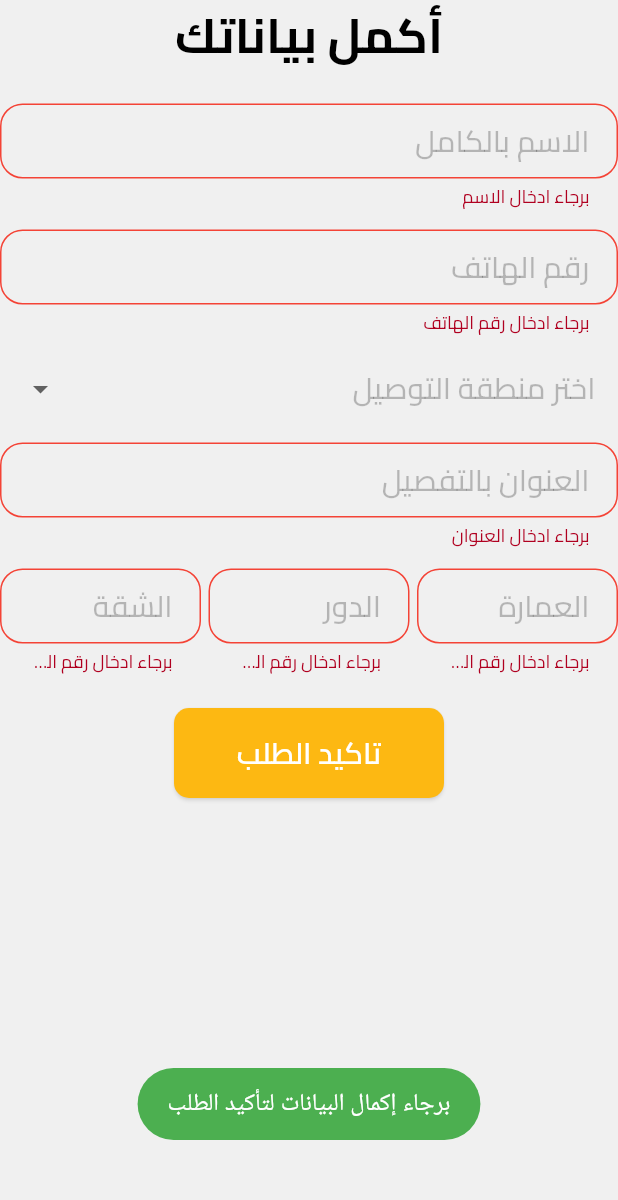
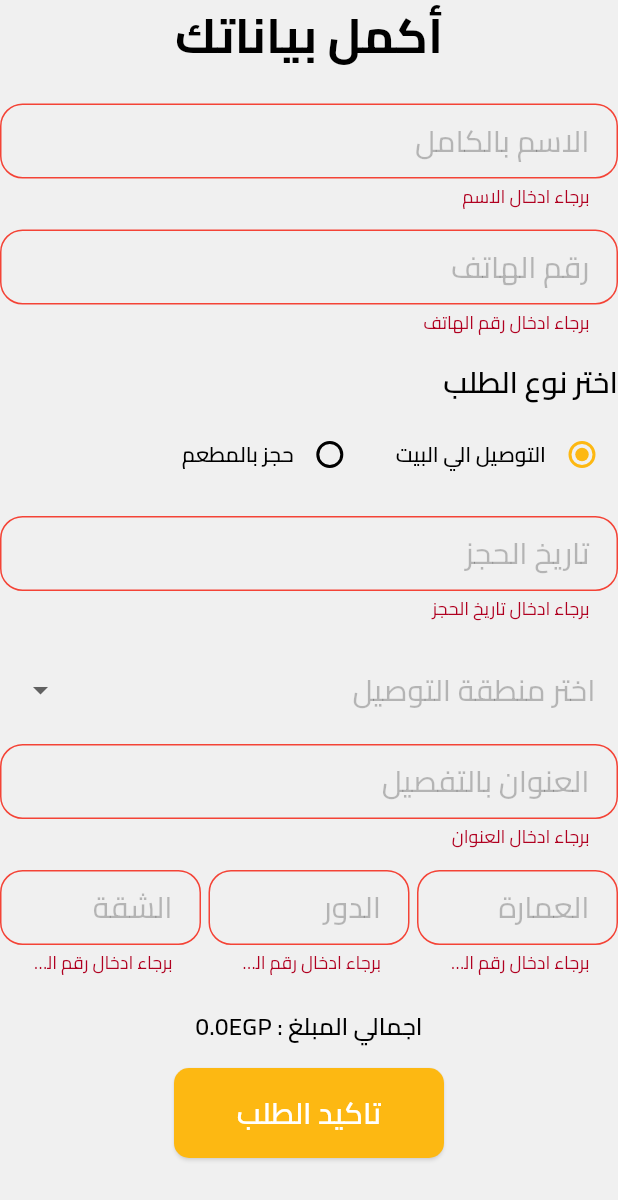
Before and after one commit to tsquare-alex/hadramout, a Flutter app: the BuildConfirmOrder widget shown alone on an empty page, opened directly, after a tap on "تاكيد الطلب", on a phone screen of 412 x 824 dp. Shown: the top 1200 px of the screen. Run offline on Flutter 3.47's test engine with Material 3 defaults, Android fonts, the phone set to English and light mode, and no system bars; our stand-ins replace bloc, cloud_firestore, equatable, firebase_auth, firebase_core, flutter_bloc and 10 more; missing offline and left inert: flutter_rounded_date_picker; accounts and stored records are empty; network calls fail.

Commit message:
cart =>edit add order and cartView

```diff
--- a/lib/core/common/models/client.dart
+++ b/lib/core/common/models/client.dart
@@ -4,8 +4,8 @@ class ClientModel extends Equatable {
   final String uid;
   final String name;
   final int number;
-  final String address;
-  final String building;
+  final String? address;
+  final String? building;
   final String? floor;
   final String? apartment;
 
@@ -13,8 +13,8 @@ class ClientModel extends Equatable {
     required this.uid,
     required this.name,
     required this.number,
-    required this.address,
-    required this.building,
+    this.address,
+    this.building,
     this.floor,
     this.apartment,
   });
--- a/lib/core/common/models/order.dart
+++ b/lib/core/common/models/order.dart
@@ -3,7 +3,6 @@ import 'package:hadrmouthamza/features/cart/data/models/delivery.dart';
 import 'package:hadrmouthamza/src/app_export.dart';
 
 import 'client.dart';
-import 'species.dart';
 
 class OrderModel extends Equatable {
   final String id;
@@ -13,15 +12,17 @@ class OrderModel extends Equatable {
   final bool delivered;
   final double price;
   final String createdAt;
+  final String orderDate;
   final List<CartModel> cartModel;
-  final DeliveryModel deliveryModel;
+  final DeliveryModel? deliveryModel;
 
   const OrderModel({
     required this.id,
     required this.cancelled,
     required this.client,
     required this.confirmed,
-    required this.deliveryModel,
+    required this.orderDate,
+    this.deliveryModel,
     required this.delivered,
     required this.price,
     required this.createdAt,
@@ -34,6 +35,7 @@ class OrderModel extends Equatable {
         cancelled,
         client,
         confirmed,
+    orderDate,
         delivered,
         deliveryModel,
         price,
@@ -46,7 +48,8 @@ class OrderModel extends Equatable {
       'cancelled': cancelled,
       'client': client.toJson(),
       'confirmed': confirmed,
-      'delivery_details': deliveryModel.toJson(),
+      'order_date': orderDate,
+      'delivery_details': deliveryModel?.toJson(),
       'delivered': delivered,
       'price': price,
       'created_at': createdAt,
@@ -63,6 +66,7 @@ class OrderModel extends Equatable {
       delivered: json['delivered'] ?? false,
       price: json['price']?.toDouble() ?? 0.0,
       createdAt: json['created_at'] ?? '',
+      orderDate: json['order_date'] ?? '',
       cartModel: json['cartModel'] ?? List<CartModel>.from(
               json['cartModel']?.map((x) => CartModel.fromJson(x))),
       deliveryModel: DeliveryModel.fromJson(json['delivery_details']),
--- a/lib/core/themes/themes.dart
+++ b/lib/core/themes/themes.dart
@@ -10,6 +10,10 @@ class AppThemes {
       onPrimary: AppColors.darkBlue,
       onPrimaryContainer: AppColors.whiteOp75,
       secondaryContainer: AppColors.brownOp25,
+    ),
+    datePickerTheme: DatePickerThemeData(
+      backgroundColor: AppColors.whiteOp100,
+      surfaceTintColor: AppColors.whiteOp100
     ),
     dialogBackgroundColor: AppColors.whiteOp100,
     dialogTheme: const DialogTheme(
--- a/lib/features/cart/cubit/cart_cubit.dart
+++ b/lib/features/cart/cubit/cart_cubit.dart
@@ -1,6 +1,7 @@
 import 'dart:convert';
 
 import 'package:firebase_auth/firebase_auth.dart';
+import 'package:flutter_rounded_date_picker/flutter_rounded_date_picker.dart';
 import 'package:hadrmouthamza/core/common/models/client.dart';
 import 'package:hadrmouthamza/core/common/models/order.dart';
 import 'package:hadrmouthamza/core/common/models/section.dart';
@@ -8,8 +9,10 @@ import 'package:hadrmouthamza/core/common/models/species.dart';
 import 'package:hadrmouthamza/core/utils/custom_toast.dart';
 import 'package:hadrmouthamza/features/cart/data/models/cart.dart';
 import 'package:hadrmouthamza/features/cart/data/models/delivery.dart';
+import 'package:hadrmouthamza/features/cart/data/models/radio_model.dart';
 import 'package:hadrmouthamza/features/cart/presentation/screens/widgets/build_confirm_order.dart';
 import 'package:hadrmouthamza/src/app_export.dart';
+import 'package:intl/intl.dart';
 import 'package:shared_preferences/shared_preferences.dart';
 
 import '../data/repository/cart_repository.dart';
@@ -27,6 +30,50 @@ class CartBloc extends Cubit<CartState> {
 
   static CartBloc get(context) => BlocProvider.of<CartBloc>(context);
 
+
+  DateTime? selectedDate;
+
+  void onSelectDate(
+      BuildContext context,
+      ) {
+    showDatePicker(
+        context: context,
+        locale: Locale("ar"),
+
+        initialDate: DateTime.now(),
+        firstDate: DateTime.now().add(Duration(days: -1)),
+        lastDate: DateTime(2050),
+        // borderRadius: 16,
+        // height: 20,
+        //
+        // theme: ThemeData.light().copyWith(
+        //   primaryColor: AppColors.yellowOp100,
+        //   backgroundColor: AppColors.whiteOp100,
+        //   buttonTheme: const ButtonThemeData(textTheme: ButtonTextTheme.primary),
+        // )
+    ).then((DateTime? date){
+      dateController.text= DateFormat("dd MMMM yyyy", "en").format(date!);
+    });
+  }
+
+  Future<void> selectDate(BuildContext context) async {
+    final DateTime? picked = await showDatePicker(
+      context: context,
+      initialDate: selectedDate ?? DateTime.now(),
+      firstDate: DateTime(2000),
+      lastDate: DateTime(2101),
+    );
+
+    if (picked != null && picked != selectedDate) {
+      emit(SelectDateLoading());
+      selectedDate = picked;
+      dateController.text = DateFormat("dd MMMM yyyy", "ar").format(picked);
+      emit(SelectDateSuccess());
+    }
+
+  }
+
+
   DeliveryModel? selectedDelivery;
 
   List<DeliveryModel> deliveryList = [
@@ -36,6 +83,30 @@ class CartBloc extends Cubit<CartState> {
     DeliveryModel(title: "الاسماعيلية", fees: 55),
   ];
 
+  RadioModel? selectedMethod;
+
+  List<RadioModel> orderMethod =[
+    RadioModel(
+      title: "التوصيل الي البيت",
+      active: true,
+    ),RadioModel(
+      title: "حجز بالمطعم",
+      active: false,
+    ),
+  ];
+
+
+
+  selectMethod(bool value,int index) {
+    emit(SelectMethodLoading());
+    orderMethod
+        .map((e) => e.active = false)
+        .toList();
+    orderMethod[index].active=!value;
+    selectedMethod=orderMethod[index];
+    emit(SelectMethodSuccess());
+  }
+
   selectModel(DeliveryModel newDelivery) {
     emit(SelectDeliveryLoading());
     selectedDelivery = newDelivery;
@@ -43,10 +114,12 @@ class CartBloc extends Cubit<CartState> {
   }
 
   Future<void> addOrder(BuildContext context) async {
-    if (formKey.currentState!.validate() && selectedDelivery != null) {
+    if (formKey.currentState!.validate() &&selectedDelivery !=null) {
       emit(AddOrderCartLoading());
       var userData = await FirebaseAuth.instance.signInAnonymously();
-      var order = OrderModel(
+      if(selectedMethod?.title=="التوصيل الي البيت"){
+        if(selectedDelivery != null){
+          var orderModel = OrderModel(
             id: '',
             cancelled: false,
             client: ClientModel(
@@ -63,16 +136,36 @@ class CartBloc extends Cubit<CartState> {
             price: totalCost+selectedDelivery!.fees,
             createdAt: DateTime.now().toIso8601String(),
             cartModel: cartList,
-        deliveryModel: selectedDelivery!,
+            deliveryModel: selectedDelivery!, orderDate: dateController.text,
           );
-      await _cartRepository.addOrder(order);
+          await _cartRepository.addOrder(orderModel);
+        }else{
+          CustomToast.showSimpleToast(msg: "برجاء اختر مكان التوصيل",color: Colors.red,);
+        }
+      }else if(selectedMethod?.title=="حجز بالمطعم"){
+        print(selectedMethod?.title);
+        var orderModel = OrderModel(
+          id: '',
+          cancelled: false,
+          client: ClientModel(
+            uid: userData.user!.uid,
+            name: nameController.text,
+            number: int.parse(numberController.text),
+          ),
+          confirmed: false,
+          delivered: false,
+          price: totalCost,
+          createdAt: DateTime.now().toIso8601String(),
+          cartModel: cartList, orderDate:dateController.text,
+        );
+        await _cartRepository.addOrder(orderModel);
+      }
+      // await _cartRepository.addOrder(orderModel);
       cartList = [];
       emit(AddOrderCartSuccess());
       clearData();
       SharedPreferences prefs = await SharedPreferences.getInstance();
       prefs.remove("cartList");
-    } else {
-      CustomToast.showSimpleToast(msg: "برجاء إكمال البيانات لتأكيد الطلب");
     }
   }
 
@@ -189,6 +282,7 @@ class CartBloc extends Cubit<CartState> {
   TextEditingController buildingController = TextEditingController();
   TextEditingController floorController = TextEditingController();
   TextEditingController apartmentController = TextEditingController();
+  TextEditingController dateController = TextEditingController();
 
   void showCustomDialog(BuildContext context) {
     showDialog(
--- a/lib/features/cart/cubit/cart_state.dart
+++ b/lib/features/cart/cubit/cart_state.dart
@@ -16,3 +16,9 @@ class AddOrderSpeciesError extends CartState {}
 
 class SelectDeliveryLoading extends CartState {}
 class SelectDeliverySuccess extends CartState {}
+
+class SelectMethodLoading extends CartState {}
+class SelectMethodSuccess extends CartState {}
+
+class SelectDateLoading extends CartState {}
+class SelectDateSuccess extends CartState {}
--- a/lib/features/cart/data/models/cart.dart
+++ b/lib/features/cart/data/models/cart.dart
@@ -29,6 +29,7 @@ class CartModel extends Equatable {
   @override
   List<Object?> get props => [title, description, image, price, quantity,totalPrice,createdAt,section,offer,offerValue];
 
+
   Map<String, dynamic> toJson() {
     return {
       'title': title,
--- /dev/null
+++ b/lib/features/cart/data/models/radio_model.dart
@@ -0,0 +1,35 @@
+import 'package:hadrmouthamza/src/app_export.dart';
+
+
+class RadioModel extends Equatable{
+
+  final String title;
+  bool active;
+
+
+  RadioModel({
+  required this.title,
+    this.active=false,
+  });
+
+  @override
+  List<Object?> get props => [
+  title,
+    active,
+  ];
+
+  Map<String, dynamic> toJson() {
+  return {
+  'title': title,
+  'fees': active,
+  };
+  }
+
+  factory RadioModel.fromJson(Map<String, dynamic> json) {
+  return RadioModel(
+  title: json['title'] ?? '',
+    active: json['fees'] ?? false,
+  );
+  }
+
+}
--- a/lib/features/cart/presentation/screens/cart_screen_data.dart
+++ b/lib/features/cart/presentation/screens/cart_screen_data.dart
@@ -1,8 +1,7 @@
 import 'package:hadrmouthamza/core/helpers/generic_bloc/generic_cubit.dart';
-import 'package:hadrmouthamza/features/cart/presentation/screens/widgets/build_confirm_order.dart';
+import 'package:hadrmouthamza/features/cart/data/models/radio_model.dart';
 import 'package:hadrmouthamza/src/app_export.dart';
 
 class CartScreenData {
 
-
 }
--- a/lib/features/cart/presentation/screens/widgets/build_cart_items.dart
+++ b/lib/features/cart/presentation/screens/widgets/build_cart_items.dart
@@ -43,12 +43,10 @@ class BuildCartItems extends StatelessWidget {
                 crossAxisAlignment: CrossAxisAlignment.center,
                 children: [
                   const CircleAvatar(
-                    radius: 30,
+                    radius: 30  ,
                     backgroundImage: AssetImage(Res.home_logo),
                   ),
-                  const SizedBox(
-                    width: 15,
-                  ),
+                  const Gap(15),
                   Expanded(
                     child: Column(
                       mainAxisAlignment: MainAxisAlignment.center,
@@ -75,7 +73,7 @@ class BuildCartItems extends StatelessWidget {
                                     ),
                                   ),
                                   Gap(5),
-                                  Flexible(child: Icon(Icons.keyboard_arrow_down_outlined,color: AppColors.yellowOp100,))
+                                  Flexible(child: Icon(Icons.keyboard_arrow_down_outlined,color: AppColors.yellowOp100,size: 20,))
                                 ],
                               ),
                               trailing: const SizedBox.shrink(),
--- a/lib/features/cart/presentation/screens/widgets/build_confirm_order.dart
+++ b/lib/features/cart/presentation/screens/widgets/build_confirm_order.dart
@@ -2,6 +2,7 @@ import 'package:hadrmouthamza/core/widgets/input_form_field.dart';
 import 'package:hadrmouthamza/core/widgets/loading_circle.dart';
 import 'package:hadrmouthamza/features/cart/cubit/cart_cubit.dart';
 import 'package:hadrmouthamza/features/cart/data/models/delivery.dart';
+import 'package:hadrmouthamza/features/cart/data/models/radio_model.dart';
 import 'package:hadrmouthamza/features/cart/presentation/screens/cart_screen_data.dart';
 import 'package:hadrmouthamza/src/app_export.dart';
 
@@ -11,6 +12,10 @@ class BuildConfirmOrder extends StatelessWidget {
   });
   @override
   Widget build(BuildContext context) {
+    if(context.watch<CartBloc>().selectedMethod ==null){
+      context.watch<CartBloc>().selectedMethod =
+      context.watch<CartBloc>().orderMethod[0];}
+    print(context.watch<CartBloc>().selectedMethod?.title);
     return SizedBox(
       width: 500.0,
       child: ScrollConfiguration(
@@ -23,6 +28,7 @@ class BuildConfirmOrder extends StatelessWidget {
               Form(
                 key: context.read<CartBloc>().formKey,
                 child: Column(
+                  crossAxisAlignment: CrossAxisAlignment.center,
                   mainAxisSize: MainAxisSize.min,
                   children: [
                     const Text(
@@ -53,6 +59,72 @@ class BuildConfirmOrder extends StatelessWidget {
                         }
                       },
                     ),
+                    Gap(10),
+                    Container(
+                      alignment: Alignment.topRight,
+                      child: Text(
+                        "اختر نوع الطلب",
+                        style: AppTextStyles.font20BlackSemiBold,
+                      ),
+                    ),
+                    Gap(10),
+                    Row(
+                      children: List.generate(
+                        context.watch<CartBloc>().orderMethod.length,
+                        (index) {
+                          return Container(
+                            padding: EdgeInsets.only(left: 20),
+                            child: Row(
+                              children: [
+                                Radio<bool>(
+                                  value: context
+                                      .watch<CartBloc>()
+                                      .orderMethod[index]
+                                      .active,
+                                  groupValue: true,
+                                  onChanged: (value) {
+                                    context
+                                        .read<CartBloc>()
+                                        .selectMethod(value!, index);
+                                  },
+                                ),
+                                Text(
+                                  context
+                                      .watch<CartBloc>()
+                                      .orderMethod[index]
+                                      .title,
+                                  style: AppTextStyles.font14BlackSemiBold,
+                                ),
+                              ],
+                            ),
+                          );
+                        },
+                      ),
+                    ),
+                    Gap(10),
+                    InputFormField(
+                      controller: context.read<CartBloc>().dateController,
+                      onTap: () {
+                        print("object");
+                        context.read<CartBloc>().onSelectDate(context);
+                      },
+                      readOnly: true,
+                      hint: "تاريخ الحجز",
+                      isNumber: true,
+                      validator: (value) {
+                        if (value == null || value.isEmpty) {
+                          return "برجاء ادخال تاريخ الحجز";
+                        } else {
+                          return null;
+                        }
+                      },
+                    ),
+                    Gap(10),
+                    if (context.watch<CartBloc>().selectedMethod?.title ==
+                        "التوصيل الي البيت")
+                      Column(
+                        crossAxisAlignment: CrossAxisAlignment.center,
+                        children: [
                           Container(
                             decoration: BoxDecoration(
                               borderRadius: BorderRadius.circular(10),
@@ -61,8 +133,12 @@ class BuildConfirmOrder extends StatelessWidget {
                             child: DropdownButton<DeliveryModel>(
                               isExpanded: true,
                               borderRadius: BorderRadius.circular(10),
-                        padding: const EdgeInsets.symmetric(vertical: 5,horizontal: 15),
-                        hint: const Text('اختر منطقة التوصيل',style: AppTextStyles.font20BlackOp25Medium,),
+                              padding: const EdgeInsets.symmetric(
+                                  vertical: 5, horizontal: 15),
+                              hint: const Text(
+                                'اختر منطقة التوصيل',
+                                style: AppTextStyles.font20BlackOp25Medium,
+                              ),
                               dropdownColor: AppColors.greyOp100,
                               underline: const SizedBox.shrink(),
                               focusColor: AppColors.blackOp10,
@@ -70,16 +146,24 @@ class BuildConfirmOrder extends StatelessWidget {
                               onChanged: (DeliveryModel? newValue) {
                                 context.read<CartBloc>().selectModel(newValue!);
                               },
-                        items: context.read<CartBloc>().deliveryList.map<DropdownMenuItem<DeliveryModel>>((DeliveryModel model) {
+                              items: context
+                                  .read<CartBloc>()
+                                  .deliveryList
+                                  .map<DropdownMenuItem<DeliveryModel>>(
+                                      (DeliveryModel model) {
                                 return DropdownMenuItem<DeliveryModel>(
                                   value: model,
-                            child: Text("${model.title}      (مصاريف التوصيل ${model.fees}EGP)",style: AppTextStyles.font16BlackSemiBold,),
+                                  child: Text(
+                                    "${model.title}      (مصاريف التوصيل ${model.fees}EGP)",
+                                    style: AppTextStyles.font16BlackSemiBold,
+                                  ),
                                 );
                               }).toList(),
                             ),
                           ),
                           InputFormField(
-                      controller: context.read<CartBloc>().addressController,
+                            controller:
+                                context.read<CartBloc>().addressController,
                             hint: "العنوان بالتفصيل",
                             validator: (value) {
                               if (value == null || value.isEmpty) {
@@ -93,7 +177,8 @@ class BuildConfirmOrder extends StatelessWidget {
                             children: [
                               Expanded(
                                   child: InputFormField(
-                          controller: context.read<CartBloc>().buildingController,
+                                controller:
+                                    context.read<CartBloc>().buildingController,
                                 hint: "العمارة",
                                 isNumber: true,
                                 validator: (value) {
@@ -108,7 +193,8 @@ class BuildConfirmOrder extends StatelessWidget {
                               ),
                               Expanded(
                                   child: InputFormField(
-                          controller: context.read<CartBloc>().floorController,
+                                controller:
+                                    context.read<CartBloc>().floorController,
                                 hint: "الدور",
                                 isNumber: true,
                                 validator: (value) {
@@ -124,8 +210,9 @@ class BuildConfirmOrder extends StatelessWidget {
                               ),
                               Expanded(
                                   child: InputFormField(
-                          controller:
-                              context.read<CartBloc>().apartmentController,
+                                controller: context
+                                    .read<CartBloc>()
+                                    .apartmentController,
                                 hint: "الشقة",
                                 isNumber: true,
                                 validator: (value) {
@@ -138,22 +225,25 @@ class BuildConfirmOrder extends StatelessWidget {
                               )),
                             ],
                           ),
-                    const SizedBox(height: 16.0),
-                    if(context.read<CartBloc>().selectedDelivery!=null)Padding(
+                        ],
+                      ),
+                    const Gap(16.0),
+                    Padding(
                       padding: const EdgeInsets.only(bottom: 16.0),
                       child: Text(
-                        'اجمالي المبلغ : ${context.read<CartBloc>().selectedDelivery!.fees+context.read<CartBloc>().totalCost}EGP',
+                        context.read<CartBloc>().selectedDelivery != null
+                            ? 'اجمالي المبلغ : ${context.read<CartBloc>().selectedDelivery!.fees + context.read<CartBloc>().totalCost}EGP'
+                            : 'اجمالي المبلغ : ${context.read<CartBloc>().totalCost}EGP',
                         style: AppTextStyles.font16BlackSemiBold,
                       ),
                     ),
-
                     SizedBox(
                       width: 180,
                       height: 60,
                       child: BlocConsumer<CartBloc, CartState>(
-                        listener: (context,state){
-                          if(state is AddOrderCartSuccess){
-                            if(context.mounted){
+                        listener: (context, state) {
+                          if (state is AddOrderCartSuccess) {
+                            if (context.mounted) {
                               context.pop();
                             }
                           }
@@ -163,7 +253,8 @@ class BuildConfirmOrder extends StatelessWidget {
                             onPressed: () async {
                               await context.read<CartBloc>().addOrder(context);
                             },
-                            style: AppButtonStyles.buttonYellowSize135x52Rounded10,
+                            style:
+                                AppButtonStyles.buttonYellowSize135x52Rounded10,
                             child: state is AddOrderCartLoading
                                 ? const LoadingSpinningCircle(
                                     color: AppColors.whiteOp100,
--- a/pubspec.yaml
+++ b/pubspec.yaml
@@ -43,6 +43,7 @@ dependencies:
   location:
   fl_chart:
   badges:
+  flutter_rounded_date_picker:
 
 dev_dependencies:
   flutter_test:
```
Also changed, not shown: lib/features/cart/presentation/screens/cart_screen.dart (+1 -7 lines). Lines whose indentation alone changed are shown as unchanged.
